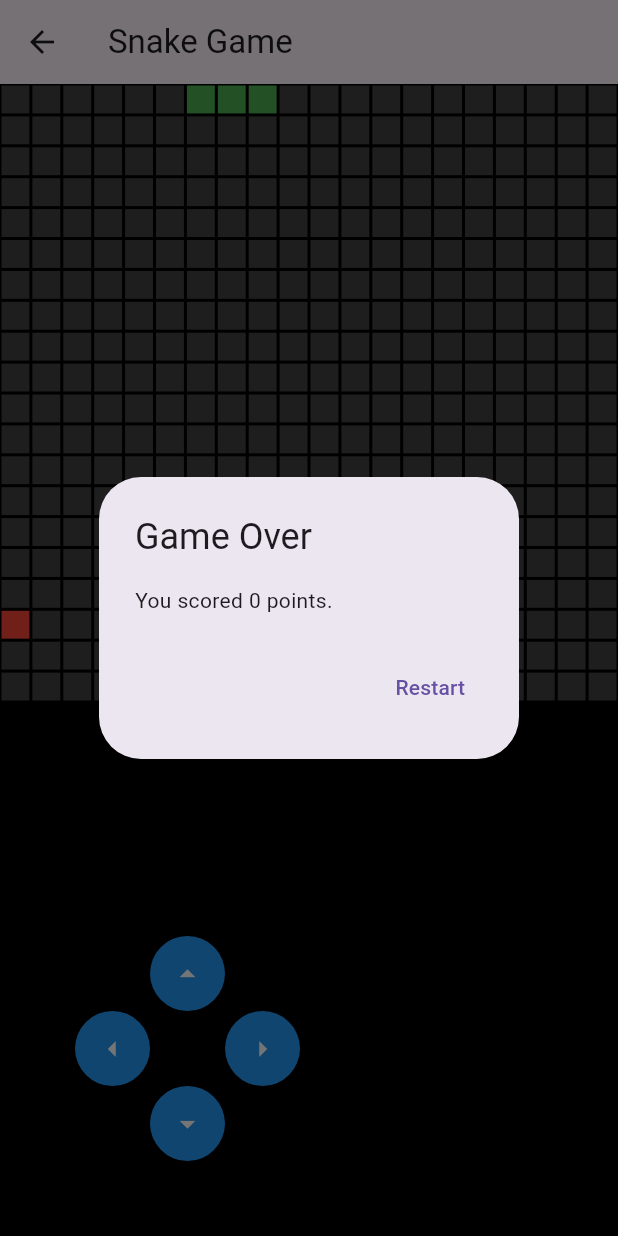
After one commit to NickOlsen03/FlutterBird, a Flutter app: the SnakeGamePage screen opened by its route, after a tap on the "arrow drop up" icon, on a phone screen of 412 x 824 dp. The commit adds this screen. Run offline on Flutter 3.47's test engine with Material 3 defaults, Android fonts, the phone set to English and light mode, and no system bars.

Commit message:
Aplpha test 2. This includes the snake game and full logic to mess with the user.

```diff
--- a/lib/LandingPage.dart
+++ b/lib/LandingPage.dart
@@ -1,5 +1,6 @@
 import 'package:flutter/material.dart';
-import 'package:flappyflutter/homepage.dart';
+import 'SnakeGamePage.dart'; // Make sure to import your SnakeGamePage
+
 
 class LandingPage extends StatefulWidget {
   @override
@@ -36,7 +37,7 @@ class _LandingPageState extends State<LandingPage> {
       if (tapCount >= 100) {
         Navigator.push(
           context,
-          MaterialPageRoute(builder: (context) => HomePage()),
+          MaterialPageRoute(builder: (context) => SnakeGamePage()),
         );
       }
     });
--- /dev/null
+++ b/lib/SnakeGamePage.dart
@@ -0,0 +1,200 @@
+import 'package:flutter/material.dart';
+import 'dart:async';
+import 'dart:math';
+
+class SnakeGamePage extends StatefulWidget {
+  @override
+  _SnakeGamePageState createState() => _SnakeGamePageState();
+}
+
+class _SnakeGamePageState extends State<SnakeGamePage> {
+  static const int _rowCount = 20;
+  static const int _columnCount = 20;
+  static const int _initialSnakeLength = 3;
+  static const Duration _gameSpeed = Duration(milliseconds: 300);
+
+  List<Offset> _snake = [];
+  Offset _food = Offset.zero;
+  String _direction = 'right';
+  Timer? _timer;
+  bool _isGameOver = false;
+
+  @override
+  void initState() {
+    super.initState();
+    _startGame();
+  }
+
+  void _startGame() {
+    _snake = List.generate(_initialSnakeLength, (index) => Offset(_initialSnakeLength - index - 1, 0));
+    _generateFood();
+    _isGameOver = false;
+    _direction = 'right';
+    _timer = Timer.periodic(_gameSpeed, (timer) {
+      setState(() {
+        _moveSnake();
+        if (_isGameOver) {
+          timer.cancel();
+          _showGameOverDialog();
+        } else if (_snake.length >= 8) {
+          timer.cancel();
+          _navigateToHomePage();
+        }
+      });
+    });
+  }
+
+  void _generateFood() {
+    final random = Random();
+    Offset newFood;
+    do {
+      newFood = Offset(
+        random.nextInt(_columnCount).toDouble(),
+        random.nextInt(_rowCount).toDouble(),
+      );
+    } while (_snake.contains(newFood));
+    _food = newFood;
+  }
+
+  void _moveSnake() {
+    final newHead = _getNewHead();
+    if (_isCollision(newHead)) {
+      _isGameOver = true;
+      return;
+    }
+    _snake.insert(0, newHead);
+    if (newHead == _food) {
+      _generateFood();
+    } else {
+      _snake.removeLast();
+    }
+  }
+
+  Offset _getNewHead() {
+    final head = _snake.first;
+    switch (_direction) {
+      case 'up':
+        return Offset(head.dx, head.dy - 1);
+      case 'down':
+        return Offset(head.dx, head.dy + 1);
+      case 'left':
+        return Offset(head.dx - 1, head.dy);
+      case 'right':
+      default:
+        return Offset(head.dx + 1, head.dy);
+    }
+  }
+
+  bool _isCollision(Offset position) {
+    return position.dx < 0 ||
+        position.dx >= _columnCount ||
+        position.dy < 0 ||
+        position.dy >= _rowCount ||
+        _snake.contains(position);
+  }
+
+  void _changeDirection(String newDirection) {
+    if ((_direction == 'up' && newDirection != 'down') ||
+        (_direction == 'down' && newDirection != 'up') ||
+        (_direction == 'left' && newDirection != 'right') ||
+        (_direction == 'right' && newDirection != 'left')) {
+      _direction = newDirection;
+    }
+  }
+
+  void _showGameOverDialog() {
+    showDialog(
+      context: context,
+      builder: (context) {
+        return AlertDialog(
+          title: Text('Game Over'),
+          content: Text('You scored ${_snake.length - _initialSnakeLength} points.'),
+          actions: [
+            TextButton(
+              onPressed: () {
+                Navigator.of(context).pop();
+                _startGame();
+              },
+              child: Text('Restart'),
+            ),
+          ],
+        );
+      },
+    );
+  }
+
+  void _navigateToHomePage() {
+    Navigator.of(context).pushReplacementNamed('/home');
+  }
+
+  @override
+  Widget build(BuildContext context) {
+    return Scaffold(
+      appBar: AppBar(
+        title: Text('Snake Game'),
+      ),
+      body: Stack(
+        children: [
+          Container(
+            color: Colors.black,
+            child: GridView.builder(
+              itemCount: _rowCount * _columnCount,
+              gridDelegate: SliverGridDelegateWithFixedCrossAxisCount(
+                crossAxisCount: _columnCount,
+              ),
+              itemBuilder: (context, index) {
+                final x = index % _columnCount;
+                final y = index ~/ _columnCount;
+                final offset = Offset(x.toDouble(), y.toDouble());
+                final isSnake = _snake.contains(offset);
+                final isFood = offset == _food;
+                return Container(
+                  margin: EdgeInsets.all(1),
+                  color: isSnake ? Colors.green : isFood ? Colors.red : Colors.grey[800],
+                );
+              },
+            ),
+          ),
+          Positioned(
+            bottom: 50,
+            left: 50,
+            child: Column(
+              children: [
+                _buildDirectionButton(Icons.arrow_drop_up, 'up'),
+                Row(
+                  children: [
+                    _buildDirectionButton(Icons.arrow_left, 'left'),
+                    SizedBox(width: 50),
+                    _buildDirectionButton(Icons.arrow_right, 'right'),
+                  ],
+                ),
+                _buildDirectionButton(Icons.arrow_drop_down, 'down'),
+              ],
+            ),
+          ),
+        ],
+      ),
+    );
+  }
+
+  Widget _buildDirectionButton(IconData icon, String direction) {
+    return GestureDetector(
+      onTap: () => _changeDirection(direction),
+      child: Container(
+        width: 50,
+        height: 50,
+        decoration: BoxDecoration(
+          color: Colors.blue,
+          shape: BoxShape.circle,
+        ),
+        child: Icon(icon, color: Colors.white),
+      ),
+    );
+  }
+
+  @override
+  void dispose() {
+    _timer?.cancel();
+    super.dispose();
+  }
+}
--- a/lib/main.dart
+++ b/lib/main.dart
@@ -1,5 +1,7 @@
 import 'package:flutter/material.dart';
-import 'LandingPage.dart';
+import 'package:flappyflutter/landingpage.dart';
+import 'package:flappyflutter/homepage.dart';
+import 'SnakeGamePage.dart';
 
 void main() {
   runApp(MyApp());
@@ -9,8 +11,17 @@ class MyApp extends StatelessWidget {
   @override
   Widget build(BuildContext context) {
     return MaterialApp(
+      title: 'Flappy Flutter',
+      theme: ThemeData(
+        primarySwatch: Colors.blue,
+      ),
+      initialRoute: '/',
+      routes: {
+        '/': (context) => LandingPage(),
+        '/home': (context) => HomePage(),
+        '/snake': (context) => SnakeGamePage(),
+      },
       debugShowCheckedModeBanner: false,
-      home: LandingPage(),
     );
   }
 }
```
